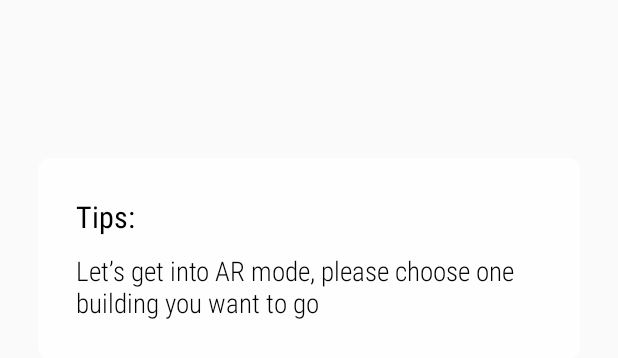
After one commit to ZichengQu/SES3A, an Android app: the layout layout_custom_toast.xml on its own in the app's theme, with its tools: preview values and no code run, on a phone screen of 412 x 824 dp. The commit adds this screen. Shown: the top 358 px of the screen. Run offline under Robolectric (Android 15) with nearby library versions, the phone set to English and light mode, and no system bars; Roboto replaces fonts that are not available here.

Commit message:
add tips in homepage (fixed/toast)

```diff
--- a/app/build.gradle
+++ b/app/build.gradle
@@ -6,7 +6,7 @@ android {
 
     defaultConfig {
         applicationId "com.ses3a.u_argo"
-        minSdkVersion 23
+        minSdkVersion 24
         targetSdkVersion 29
         versionCode 1
         versionName "1.0"
--- /dev/null
+++ b/app/src/main/res/drawable/round_bg.xml
@@ -0,0 +1,16 @@
+<?xml version="1.0" encoding="utf-8"?>
+<shape xmlns:android="http://schemas.android.com/apk/res/android"
+    android:shape="rectangle" >
+    <padding
+        android:bottom="5dp"
+        android:left="0dp"
+        android:right="0dp"
+        android:top="0dp"/>
+
+    <corners android:radius="8dp" />
+    <stroke
+        android:width="0dp"
+        android:color="#CBFFFFFF" />
+    <solid android:color="#CBFFFFFF" />
+
+</shape>
--- /dev/null
+++ b/app/src/main/res/layout/layout_custom_toast.xml
@@ -0,0 +1,38 @@
+<?xml version="1.0" encoding="utf-8"?>
+<LinearLayout xmlns:android="http://schemas.android.com/apk/res/android"
+    android:id="@+id/toast_custom_parent"
+    android:layout_marginTop="80dp"
+    android:layout_width="match_parent"
+    android:layout_height="wrap_content"
+    android:orientation="vertical">
+
+    <LinearLayout
+        android:layout_width="wrap_content"
+        android:layout_height="wrap_content"
+        android:layout_margin="25dp"
+        android:background="@drawable/round_bg"
+        android:padding="25dp"
+        android:orientation="vertical">
+
+        <TextView
+            android:id="@+id/tvToastTitle"
+            android:layout_width="match_parent"
+            android:layout_height="wrap_content"
+            android:layout_centerInParent="true"
+            android:fontFamily="sans-serif-condensed"
+            android:text="Tips:"
+            android:textColor="#000000"
+            android:textSize="20sp" />
+
+        <TextView
+            android:id="@+id/tvToastContent"
+            android:layout_width="match_parent"
+            android:layout_height="wrap_content"
+            android:layout_centerInParent="true"
+            android:layout_marginTop="10dp"
+            android:fontFamily="sans-serif-condensed-light"
+            android:text="Let’s get into AR mode, please choose one building you want to go"
+            android:textColor="#000000"
+            android:textSize="18dp" />
+    </LinearLayout>
+</LinearLayout>
--- a/app/src/main/res/values/strings.xml
+++ b/app/src/main/res/values/strings.xml
@@ -16,4 +16,6 @@
 
     <string name="start_name">Start Point</string>
     <string name="end_name">Building 5</string>
+    <string name="tip_guide">Let’s get into AR-mode navigation, please choose one building you wanna go in the map</string>
+    <string name="tips">Tips:</string>
 </resources>
```
Also changed, not shown: app/src/main/java/com/ses3a/u_argo/MainActivity.java (+8 -0 lines), app/src/main/java/com/ses3a/u_argo/tools/CustomToast.java (added, +97 -0 lines), app/src/main/res/layout/activity_main.xml (+31 -0 lines).
